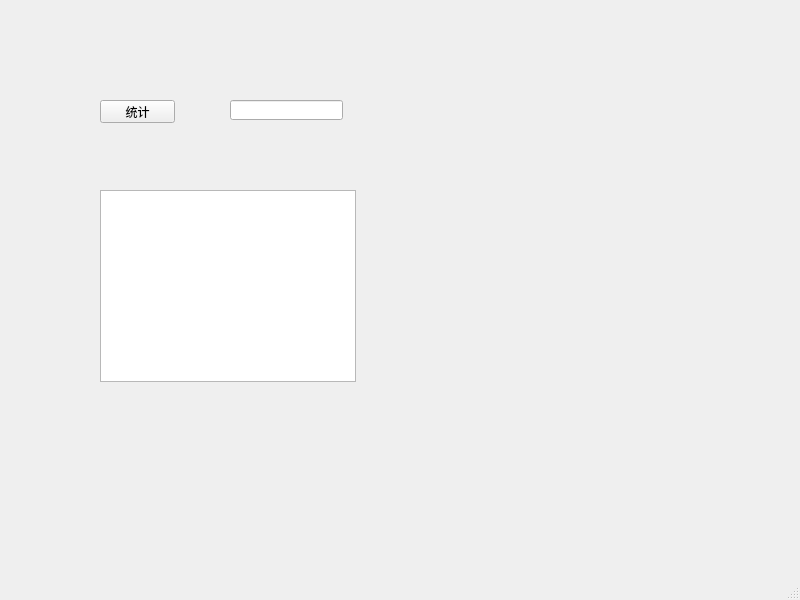
Old version of the form Statistics.ui in the repository python-team-9/final_work.
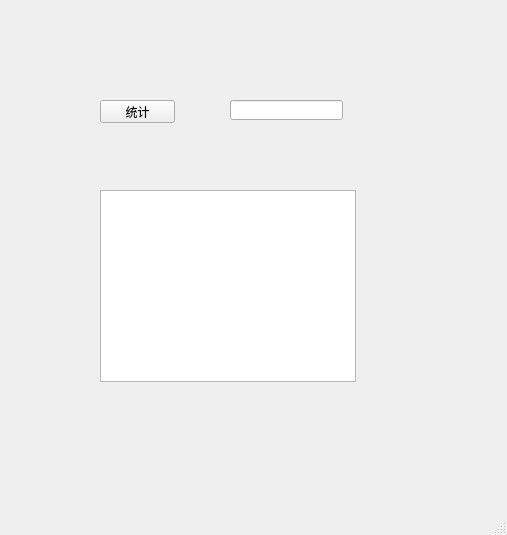
New version of the form.

Diff of the .ui file:
```diff
--- a/Statistics.ui
+++ b/Statistics.ui
@@ -6,8 +6,8 @@
    <rect>
     <x>0</x>
     <y>0</y>
-    <width>800</width>
-    <height>600</height>
+    <width>507</width>
+    <height>535</height>
    </rect>
   </property>
   <property name="windowTitle">
```
Left out of the diff: 2 changed lines with no effect on the pictures.
